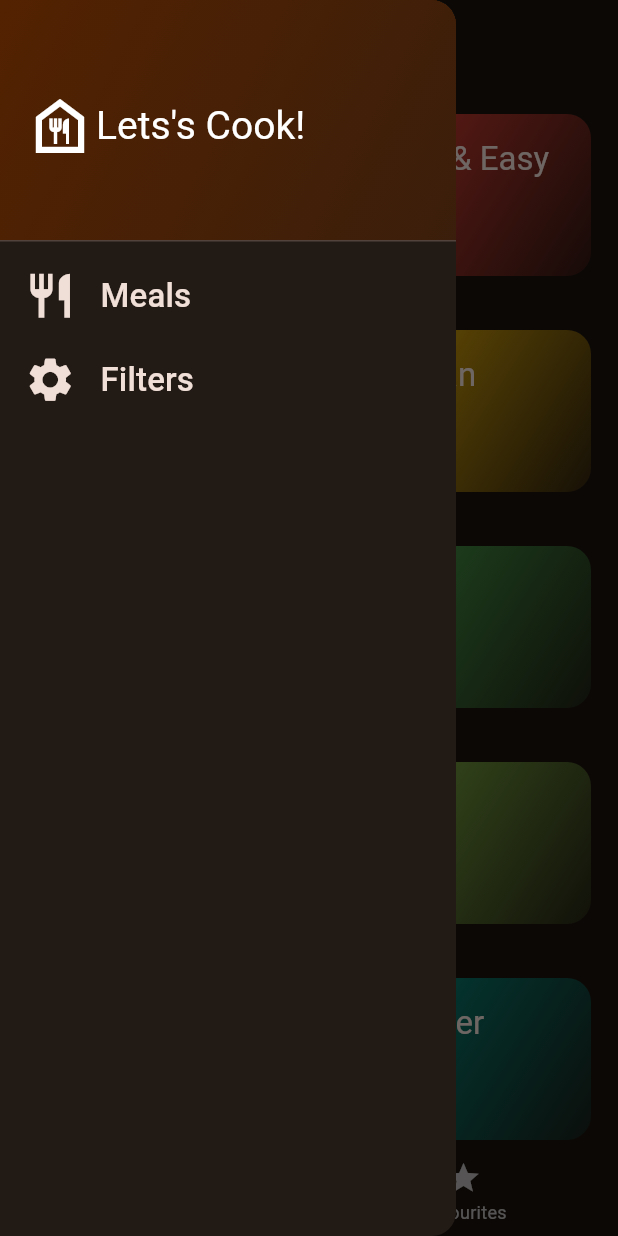
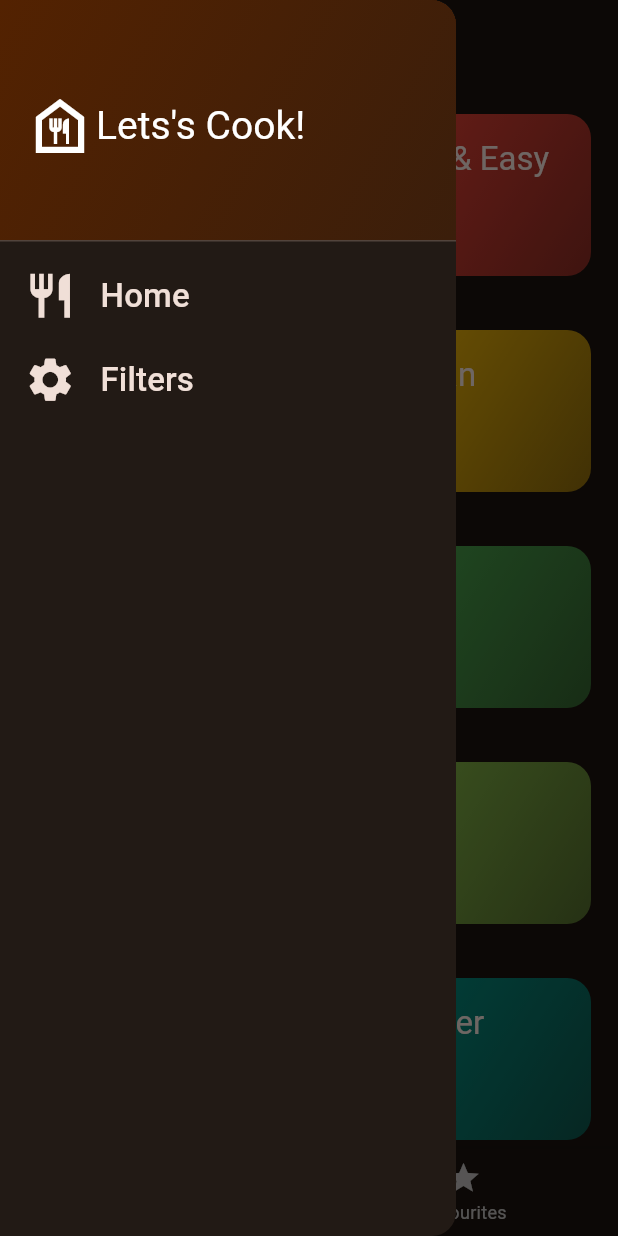
Before and after one commit to bhavyabedi/meals, a Flutter app: the screen it shows after launch, with the side drawer open, on a phone screen of 412 x 824 dp. Run offline on Flutter 3.47's test engine with Material 3 defaults, Android fonts, the phone set to English and light mode, and no system bars; our stand-ins replace google_fonts, transparent_image.

Commit message:
Section  8 Complete.

```diff
--- a/lib/widgets/category_grid_item.dart
+++ b/lib/widgets/category_grid_item.dart
@@ -21,7 +21,7 @@ class CategoryGridItem extends StatelessWidget {
           gradient: LinearGradient(
             colors: [
               category.color.withOpacity(1),
-              category.color.withOpacity(0.1),
+              category.color.withOpacity(0.5),
             ],
             begin: Alignment.topLeft,
             end: Alignment.bottomRight,
--- a/lib/widgets/meals_item.dart
+++ b/lib/widgets/meals_item.dart
@@ -54,8 +54,8 @@ class MealItem extends StatelessWidget {
                           .ellipsis, //puts ... in the end of overflows
                       softWrap: true,
                     ),
-                    Row(
-                      children: [Text('details')],
+                    const Row(
+                      children: [],
                     )
                   ],
                 ),
--- a/lib/widgets/side_bar.dart
+++ b/lib/widgets/side_bar.dart
@@ -47,13 +47,13 @@ class SideBar extends StatelessWidget {
               color: Theme.of(context).colorScheme.onBackground,
             ),
             title: Text(
-              'Meals',
+              'Home',
               style: Theme.of(context).textTheme.titleSmall!.copyWith(
                   fontSize: 22,
                   color: Theme.of(context).colorScheme.onBackground),
             ),
             onTap: () {
-              onSelect('Meals');
+              onSelect('Home');
             },
           ),
           ListTile(
```
